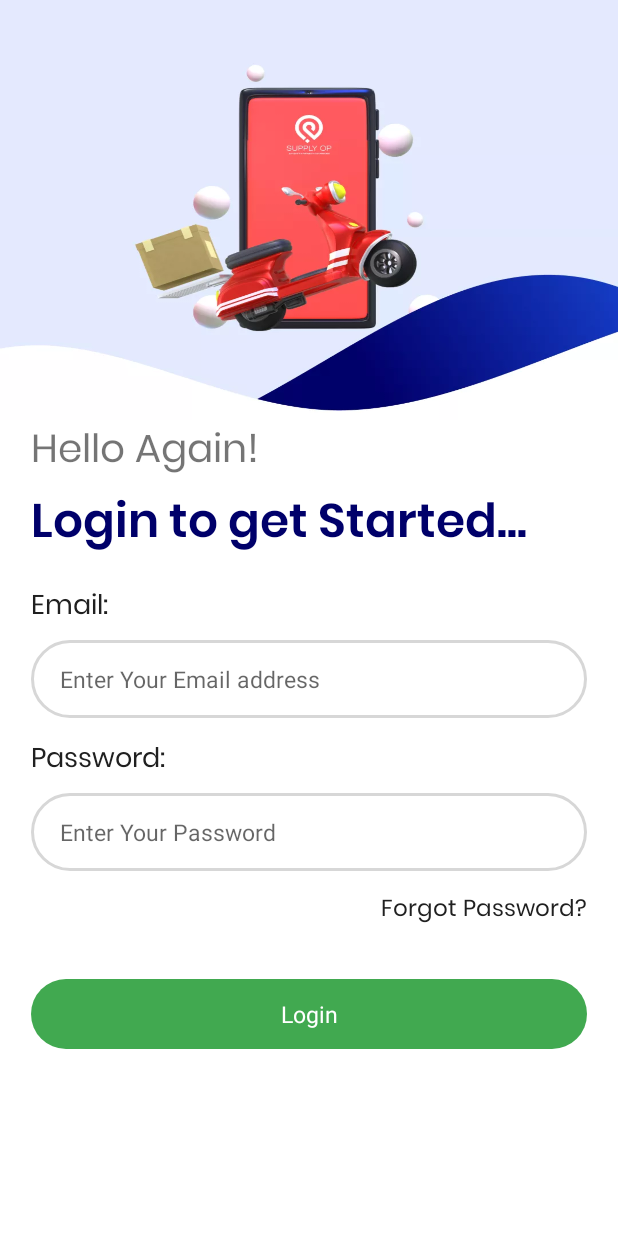
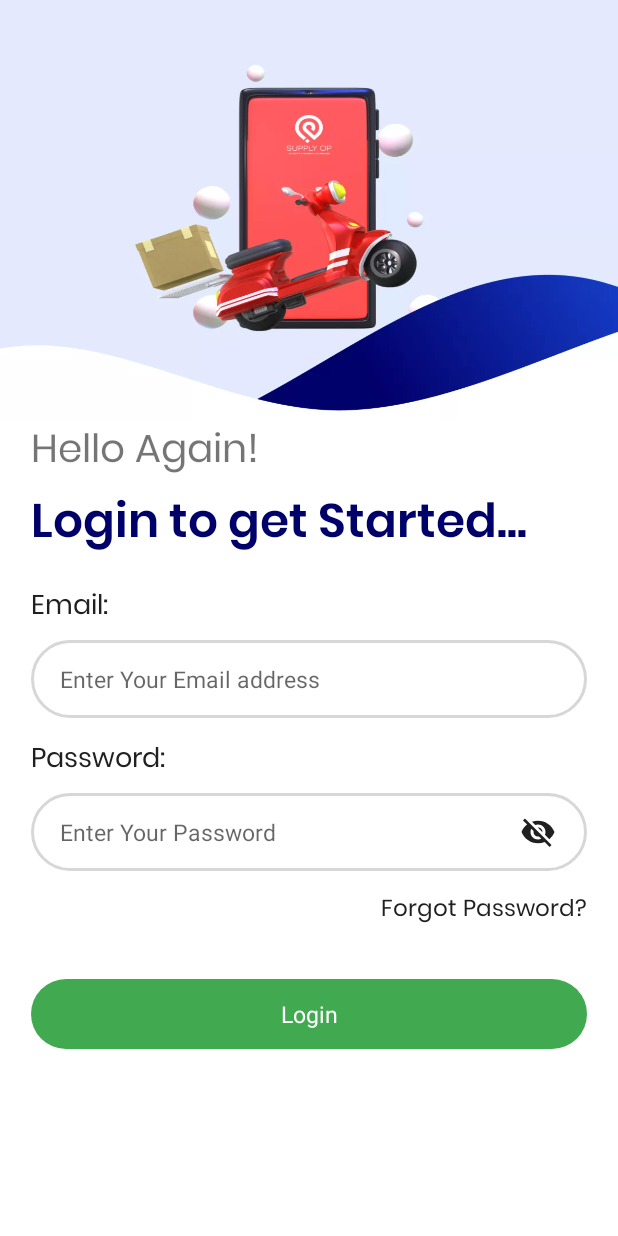
Before and after one commit to sahilpvns/DriveOP, an Android app: the LoginHomeFragment screen opened directly, with no data from a screen before it, on a phone screen of 412 x 824 dp. Run offline under Robolectric (Android 15) with nearby library versions, the light colour scheme and no system bars; our stand-ins replace sdp/ssp sizes.

Commit message:
LoginHomeFragment.kt screen show hide password visibility set

```diff
--- a/app/src/main/java/com/supplyop/driveop/login/activity/GoogleMapActivity.kt
+++ b/app/src/main/java/com/supplyop/driveop/login/activity/GoogleMapActivity.kt
@@ -51,11 +51,11 @@
         }
     }
 
-    override fun onMapReady(map: GoogleMap) {
+    override fun onMapReady(map: GoogleMap?) {
 
         val location = LatLng(28.46995023050021, 77.01925805425242)
-        map.addMarker(MarkerOptions().position(location).title("Gurugram"))
-        map.moveCamera(CameraUpdateFactory.newLatLngZoom(location, 12.0f))
+        map?.addMarker(MarkerOptions().position(location).title("Gurugram"))
+        map?.moveCamera(CameraUpdateFactory.newLatLngZoom(location, 12.0f))
     }
 
     override fun onResume() {
--- /dev/null
+++ b/app/src/main/res/drawable/visibility_off_pwd.xml
@@ -0,0 +1,10 @@
+<vector xmlns:android="http://schemas.android.com/apk/res/android"
+    android:width="24dp"
+    android:height="24dp"
+    android:tint="#211F1F"
+    android:viewportWidth="24"
+    android:viewportHeight="24">
+    <path
+        android:fillColor="@android:color/white"
+        android:pathData="M12,7c2.76,0 5,2.24 5,5 0,0.65 -0.13,1.26 -0.36,1.83l2.92,2.92c1.51,-1.26 2.7,-2.89 3.43,-4.75 -1.73,-4.39 -6,-7.5 -11,-7.5 -1.4,0 -2.74,0.25 -3.98,0.7l2.16,2.16C10.74,7.13 11.35,7 12,7zM2,4.27l2.28,2.28 0.46,0.46C3.08,8.3 1.78,10.02 1,12c1.73,4.39 6,7.5 11,7.5 1.55,0 3.03,-0.3 4.38,-0.84l0.42,0.42L19.73,22 21,20.73 3.27,3 2,4.27zM7.53,9.8l1.55,1.55c-0.05,0.21 -0.08,0.43 -0.08,0.65 0,1.66 1.34,3 3,3 0.22,0 0.44,-0.03 0.65,-0.08l1.55,1.55c-0.67,0.33 -1.41,0.53 -2.2,0.53 -2.76,0 -5,-2.24 -5,-5 0,-0.79 0.2,-1.53 0.53,-2.2zM11.84,9.02l3.15,3.15 0.02,-0.16c0,-1.66 -1.34,-3 -3,-3l-0.17,0.01z" />
+</vector>
--- /dev/null
+++ b/app/src/main/res/drawable/visibility_on_pwd.xml
@@ -0,0 +1,5 @@
+<vector android:height="24dp" android:tint="#211F1F"
+    android:viewportHeight="24" android:viewportWidth="24"
+    android:width="24dp" xmlns:android="http://schemas.android.com/apk/res/android">
+    <path android:fillColor="@android:color/white" android:pathData="M12,4.5C7,4.5 2.73,7.61 1,12c1.73,4.39 6,7.5 11,7.5s9.27,-3.11 11,-7.5c-1.73,-4.39 -6,-7.5 -11,-7.5zM12,17c-2.76,0 -5,-2.24 -5,-5s2.24,-5 5,-5 5,2.24 5,5 -2.24,5 -5,5zM12,9c-1.66,0 -3,1.34 -3,3s1.34,3 3,3 3,-1.34 3,-3 -1.34,-3 -3,-3z"/>
+</vector>
--- a/app/src/main/res/layout/fragment_login_home.xml
+++ b/app/src/main/res/layout/fragment_login_home.xml
@@ -98,6 +98,16 @@
         app:layout_constraintStart_toStartOf="parent"
         app:layout_constraintTop_toBottomOf="@+id/tvPassword" />
 
+    <ImageView
+        android:id="@+id/ivHidePwd"
+        android:layout_width="wrap_content"
+        android:layout_height="wrap_content"
+        android:src="@drawable/visibility_off_pwd"
+        android:layout_marginEnd="@dimen/_32sdp"
+        app:layout_constraintEnd_toEndOf="parent"
+        app:layout_constraintBottom_toBottomOf="@+id/etPassword"
+        app:layout_constraintTop_toTopOf="@+id/etPassword"/>
+
     <com.google.android.material.textview.MaterialTextView
         android:id="@+id/tvForgotPassword"
         android:layout_width="wrap_content"
--- a/app/src/main/res/values/strings.xml
+++ b/app/src/main/res/values/strings.xml
@@ -73,4 +73,7 @@
     <string name="yes">Yes</string>
     <string name="customer_number">Customer Number</string>
     <string name="type_message">Type a message...</string>
+    <string name="route_address">House- 238, 3rd floor, 10 Poorvimarg Near blinkit warehouse Golf course road, Gurugram, Haryana Pin- 283739</string>
+    <string name="heavy_traffic">Heavy Traffic</string>
+    <string name="suggested_route_1">Suggested Route 1</string>
 </resources>
```
Also changed, not shown: app/src/main/java/com/supplyop/driveop/login/fragment/LoginHomeFragment.kt (+24 -2 lines), app/src/main/res/layout/map_item_route.xml (+3 -4 lines).
